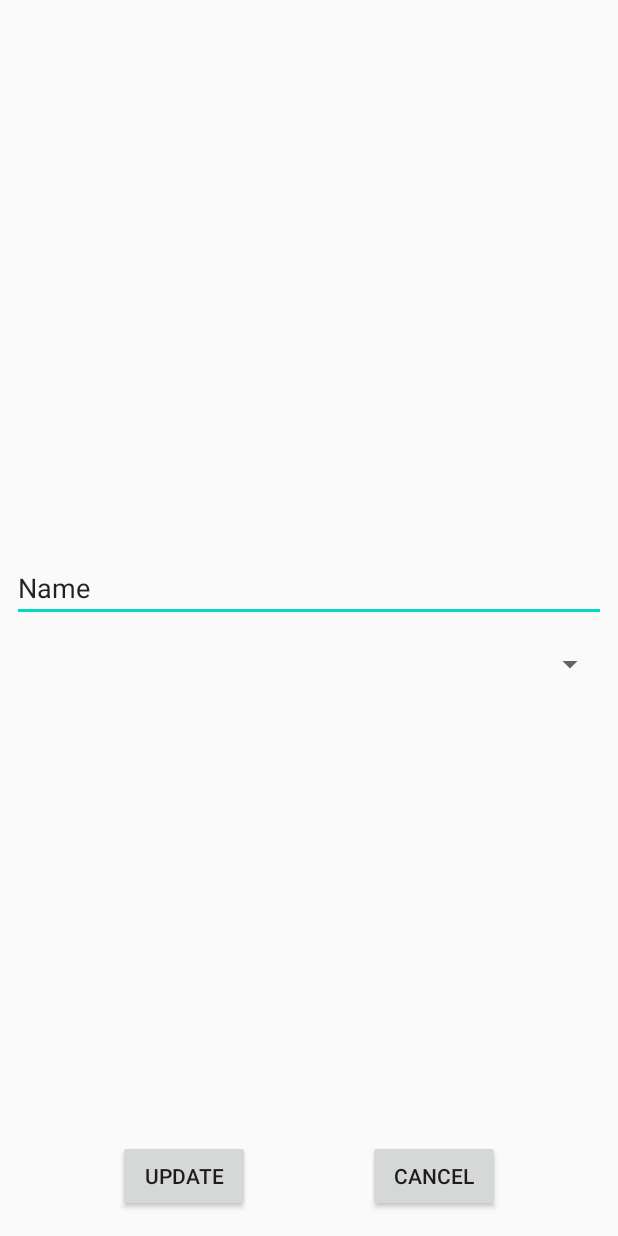
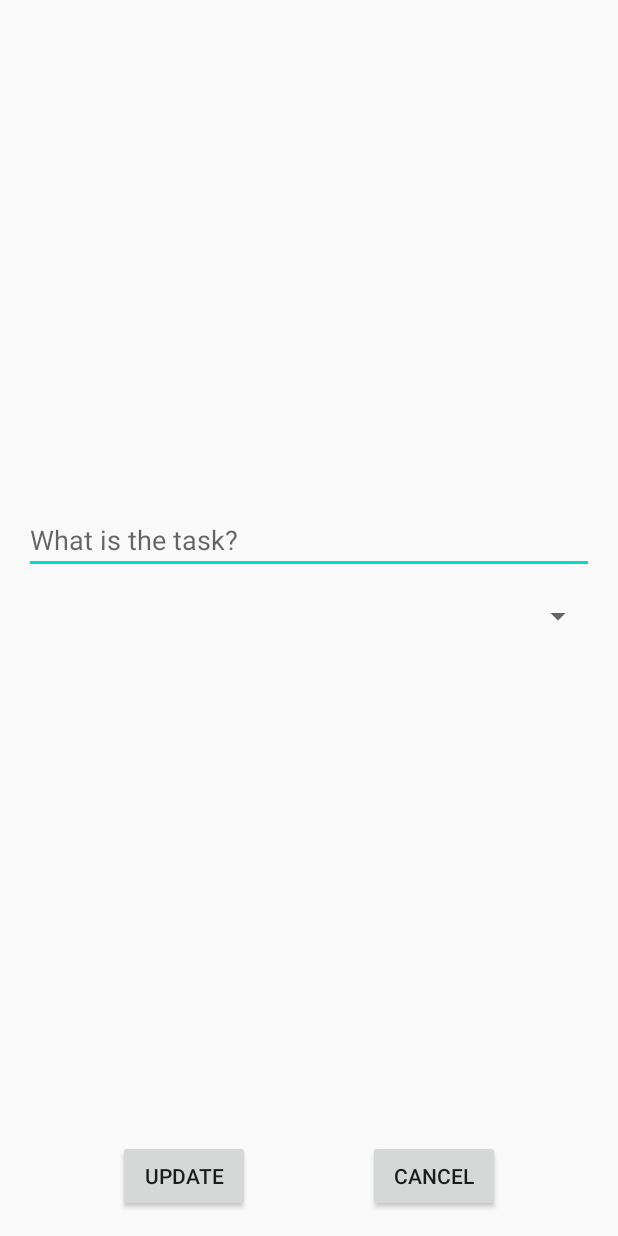
Before and after one commit to fupn26/Mobilfejl_2020_ToDo, an Android app: the layout fragment_update.xml on its own in the app's theme, with its tools: preview values and no code run, on a phone screen of 412 x 824 dp. Run offline under Robolectric (Android 15) with nearby library versions, the phone set to English and light mode, and no system bars.

Commit message:
added navigation to fragments

```diff
--- a/app/src/main/java/hu/unideb/todo/ui/fragment/MainFragment.kt
+++ b/app/src/main/java/hu/unideb/todo/ui/fragment/MainFragment.kt
@@ -6,6 +6,8 @@ import android.view.LayoutInflater
 import android.view.View
 import android.view.ViewGroup
 import androidx.databinding.DataBindingUtil
+import androidx.navigation.Navigation
+import androidx.navigation.findNavController
 import hu.unideb.todo.R
 import hu.unideb.todo.databinding.FragmentMainBinding
 
@@ -18,6 +20,10 @@ class MainFragment : Fragment() {
         val binding = DataBindingUtil.inflate<FragmentMainBinding>(inflater,
             R.layout.fragment_main,container,false)
 
+        binding.addButton.setOnClickListener { view: View ->
+            view.findNavController().navigate(R.id.action_mainFragment_to_addFragment)
+        }
+
         return binding.root;
     }
 }
--- a/app/src/main/res/layout/fragment_update.xml
+++ b/app/src/main/res/layout/fragment_update.xml
@@ -5,42 +5,40 @@
             android:layout_width="match_parent"
             android:layout_height="match_parent"
             tools:context=".ui.fragment.UpdateFragment" android:orientation="vertical">
+        <Spinner
+                android:id="@+id/completed_spinner"
+                android:layout_width="0dp"
+                android:layout_height="wrap_content"
+                app:layout_constraintEnd_toEndOf="parent" app:layout_constraintTop_toBottomOf="@+id/update_title_text"
+                app:layout_constraintBottom_toTopOf="@+id/update_button" app:layout_constraintStart_toStartOf="parent"
+                android:layout_marginEnd="16dp" android:layout_marginStart="16dp"/>
+        <Button
+                android:text="@string/update_button_text"
+                android:layout_width="wrap_content"
+                android:layout_height="wrap_content" android:id="@+id/update_button"
+                app:layout_constraintBottom_toBottomOf="parent" app:layout_constraintStart_toStartOf="parent"
+                app:layout_constraintHorizontal_bias="0.5"
+                app:layout_constraintEnd_toStartOf="@+id/update_cancel_button"
+                android:layout_marginBottom="16dp"/>
+        <Button
+                android:text="@string/cancel_button_text"
+                android:layout_width="wrap_content"
+                android:layout_height="wrap_content" android:id="@+id/update_cancel_button"
+                app:layout_constraintBottom_toBottomOf="parent" app:layout_constraintStart_toEndOf="@+id/update_button"
+                app:layout_constraintHorizontal_bias="0.5" app:layout_constraintEnd_toEndOf="parent"
+                android:layout_marginBottom="16dp"/>
         <EditText
                 android:id="@+id/update_title_text"
                 android:layout_width="match_parent"
                 android:layout_height="wrap_content"
                 android:inputType="textPersonName"
-                android:text="Name"
                 android:ems="10"
+                android:hint="@string/task_input_hint"
                 app:layout_constraintTop_toTopOf="parent"
-                app:layout_constraintVertical_chainStyle="packed"
-                android:layout_marginBottom="16dp"
                 app:layout_constraintBottom_toTopOf="@+id/completed_spinner"
-                app:layout_constraintStart_toStartOf="parent" app:layout_constraintEnd_toEndOf="parent"
-                android:layout_marginStart="8dp" android:layout_marginEnd="8dp"/>
-        <Spinner
-                android:id="@+id/completed_spinner"
-                android:layout_width="match_parent"
-                android:layout_height="wrap_content"
-                app:layout_constraintVertical_chainStyle="packed"
-                app:layout_constraintTop_toBottomOf="@+id/update_title_text"
-                app:layout_constraintBottom_toBottomOf="parent" app:layout_constraintEnd_toEndOf="parent"
-                app:layout_constraintStart_toStartOf="parent" android:layout_marginEnd="8dp"
-                android:layout_marginStart="8dp"/>
-        <Button
-                android:text="@string/update_button_text"
-                android:layout_width="wrap_content"
-                android:layout_height="wrap_content" android:id="@+id/button5"
-                app:layout_constraintBottom_toBottomOf="parent" app:layout_constraintStart_toStartOf="parent"
-                app:layout_constraintHorizontal_bias="0.5" app:layout_constraintEnd_toStartOf="@+id/button6"
-                android:layout_marginBottom="16dp"/>
-        <Button
-                android:text="@string/cancel_button_text"
-                android:layout_width="wrap_content"
-                android:layout_height="wrap_content" android:id="@+id/button6"
-                app:layout_constraintBottom_toBottomOf="parent" app:layout_constraintStart_toEndOf="@+id/button5"
-                app:layout_constraintHorizontal_bias="0.5" app:layout_constraintEnd_toEndOf="parent"
-                android:layout_marginBottom="16dp"/>
+                app:layout_constraintVertical_chainStyle="packed" android:layout_marginBottom="16dp"
+                app:layout_constraintEnd_toEndOf="parent" app:layout_constraintStart_toStartOf="parent"
+                android:layout_marginStart="16dp" android:layout_marginEnd="16dp"/>
 
     </androidx.constraintlayout.widget.ConstraintLayout>
 </layout>
--- a/app/src/main/res/values/strings.xml
+++ b/app/src/main/res/values/strings.xml
@@ -5,4 +5,5 @@
     <string name="cancel_button_text">Cancel</string>
     <string name="save_button_text">Save</string>
     <string name="update_button_text">Update</string>
+    <string name="task_input_hint">What is the task?</string>
 </resources>
--- a/build.gradle
+++ b/build.gradle
@@ -6,7 +6,7 @@ buildscript {
         version_retrofit = "2.9.0"
         version_moshi = "1.8.0"
         version_coroutines = "1.0.1"
-        nav_version = "1.0.0"
+        nav_version = "2.3.0"
     }
     repositories {
         google()
```
Also changed, not shown: app/src/main/java/hu/unideb/todo/ui/fragment/AddFragment.kt (+10 -0 lines), app/src/main/java/hu/unideb/todo/ui/fragment/UpdateFragment.kt (+11 -2 lines), app/src/main/res/layout/activity_main.xml (+4 -3 lines), app/src/main/res/layout/fragment_add.xml (+8 -10 lines), app/src/main/res/layout/fragment_main.xml (+4 -3 lines), app/src/main/res/navigation/navigation.xml (+25 -2 lines), app/src/main/res/values/string_arrays.xml (added, +7 -0 lines).
